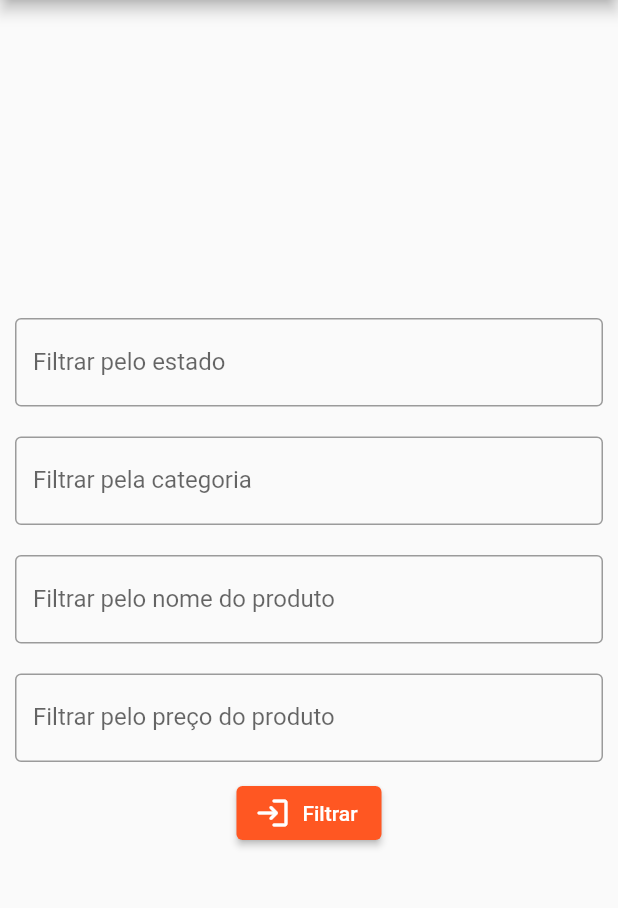
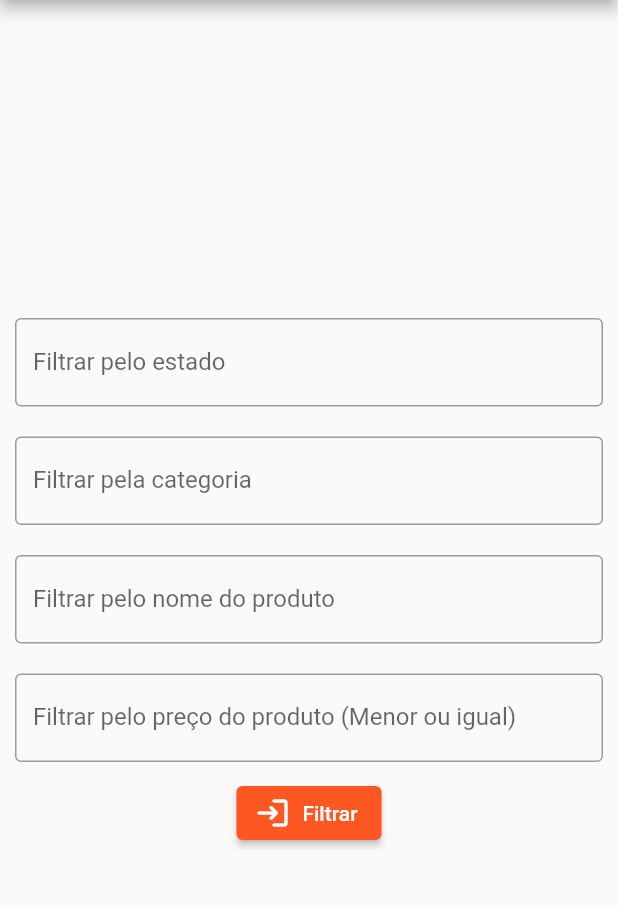
Before and after one commit to caiovelp/addstore, a Flutter app: the FiltroLogadoPage screen opened directly with empty values, on a phone screen of 412 x 824 dp, the part 84-992 px from its top. Run offline on Flutter 3.47's test engine with Material 2 defaults, Android fonts, the phone set to English and light mode, and no system bars; our stand-ins replace sqflite; accounts and stored records are empty.

Commit message:
Praticamente finalizado.

```diff
--- a/lib/controller/anuncioController.dart
+++ b/lib/controller/anuncioController.dart
@@ -30,8 +30,6 @@ class AnuncioController {
           anuncio.toMap(),
           conflictAlgorithm: ConflictAlgorithm.replace
       );
-
-      print("TOMALHE");
 
       return result;
     } catch (ex) {
--- a/lib/pages/HomePage.dart
+++ b/lib/pages/HomePage.dart
@@ -60,8 +60,8 @@ class ExtractHomePageScreen extends StatelessWidget {
                           args.userID,
                           args.state,
                           args.category,
-                          args.price!,
-                          args.title!
+                          args.price,
+                          args.title
                           ));
                 },
                 icon: Icon(
--- a/lib/pages/filtroLogadoPage.dart
+++ b/lib/pages/filtroLogadoPage.dart
@@ -71,7 +71,7 @@ class FiltroLogadoPage extends StatelessWidget {
                           keyboardType: TextInputType.visiblePassword,
                           onSaved: (newValue) => priceController.text = newValue!,
                           decoration: InputDecoration(
-                              labelText: "Filtrar pelo preço do produto",
+                              labelText: "Filtrar pelo preço do produto (Menor ou igual)",
                               border: OutlineInputBorder()
                           ),
                         ),
```
